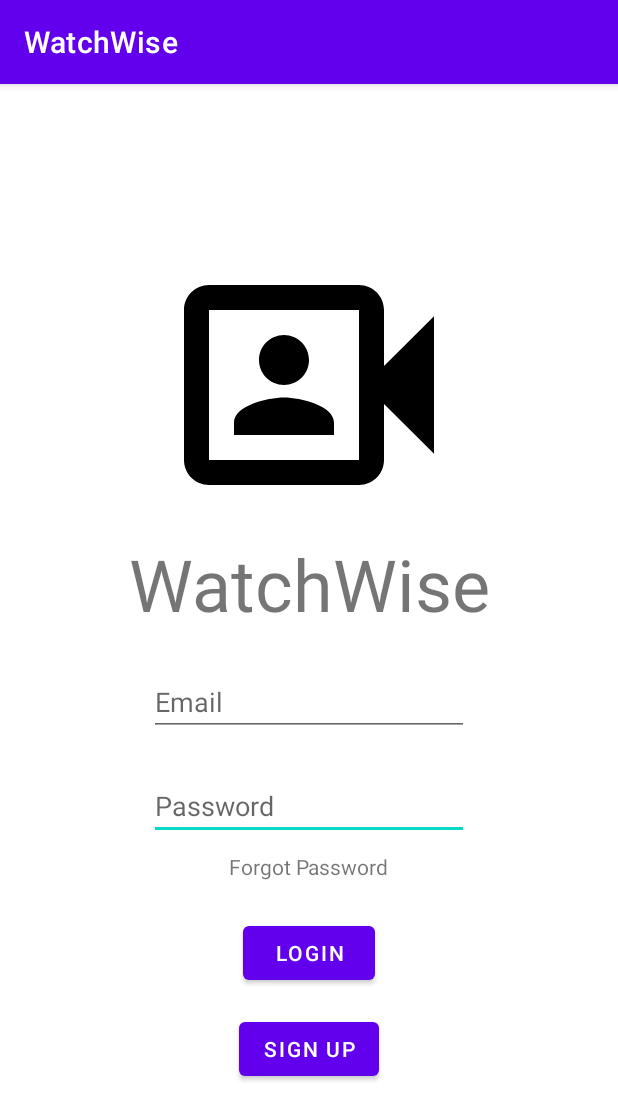
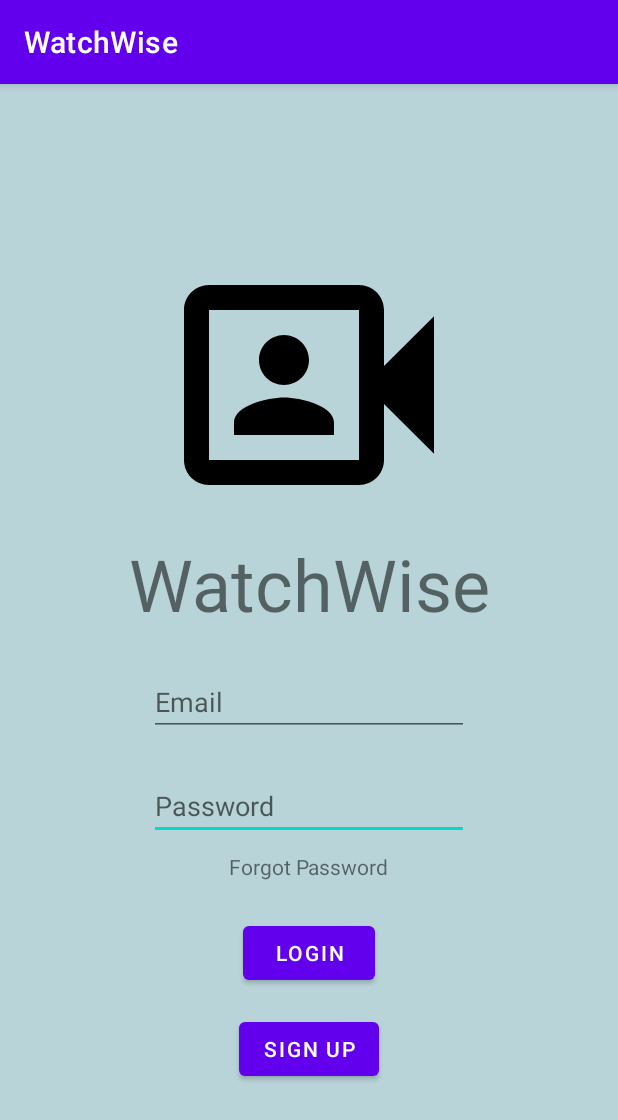
Before and after one commit to JeffTaylor108/HCDD340-Final-Project, an Android app: the screen it shows after launch (MainActivity), on a phone screen of 412 x 824 dp. Shown: the top 1120 px of the screen. Run offline under Robolectric (Android 15) with nearby library versions, the phone set to English and light mode, and no system bars.

Commit message:
Login Activity Background Color

```diff
--- a/app/src/main/res/layout/login_activity.xml
+++ b/app/src/main/res/layout/login_activity.xml
@@ -3,7 +3,8 @@
     xmlns:app="http://schemas.android.com/apk/res-auto"
     xmlns:tools="http://schemas.android.com/tools"
     android:layout_width="match_parent"
-    android:layout_height="match_parent">
+    android:layout_height="match_parent"
+    android:background="#B8D4D8">
     android:layout_height="match_parent"
     android:background="#B8D4D8">
 
```
